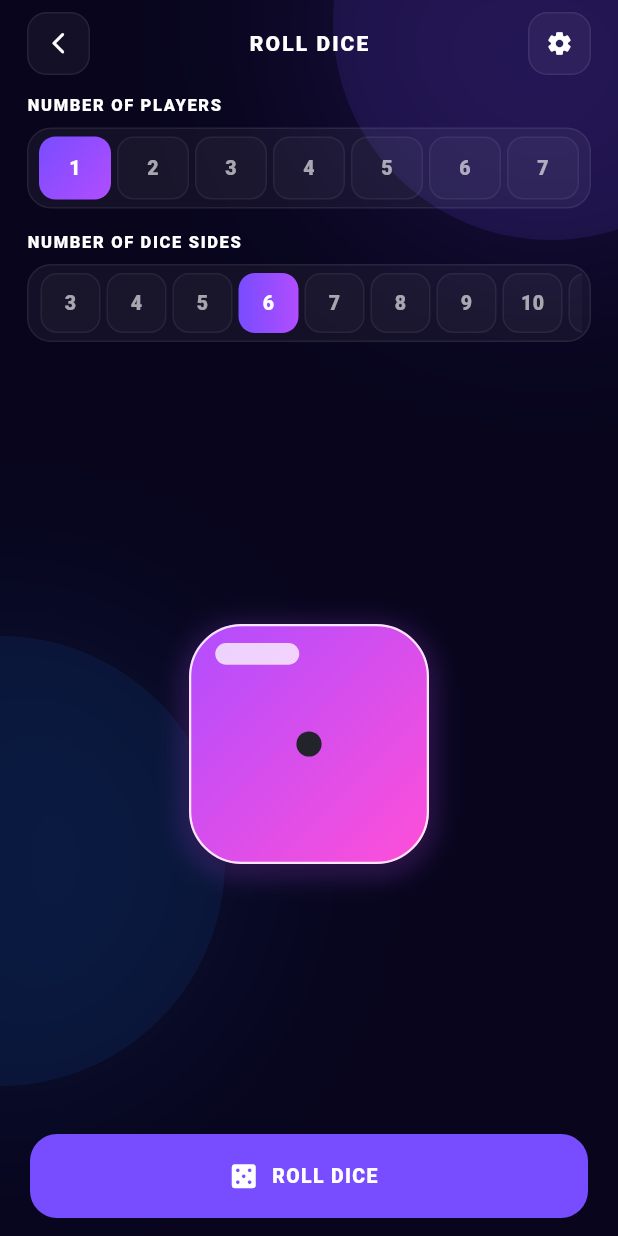
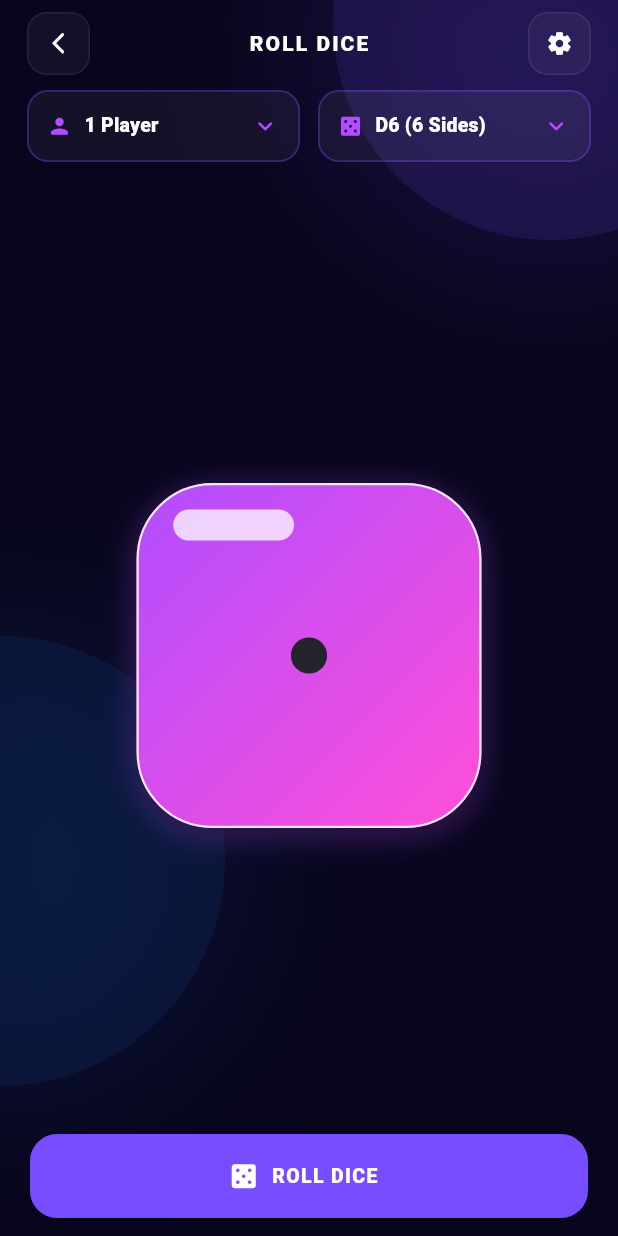
Before and after one commit to quratulainnadeem40/dice_app, a Flutter app: the RollDiceScreen screen opened by its route, on a phone screen of 412 x 824 dp. Run offline on Flutter 3.47's test engine with Material 3 defaults, Android fonts, the phone set to English and light mode, and no system bars; our stand-ins replace flutter_tts, get, get_storage, just_audio, vibration; accounts and stored records are empty.

Commit message:
feat: implement dice rolling screen UI with player and side selection controls

```diff
--- a/lib/feature/Roll_dice/view/roll_disc_screen.dart
+++ b/lib/feature/Roll_dice/view/roll_disc_screen.dart
@@ -60,69 +60,15 @@ class RollDiceScreen extends StatelessWidget {
                 children: [
                   _buildTopBar(controller),
 
-                  const SizedBox(height: 12),
+                  const SizedBox(height: 10),
 
                   // ==================================================
-                // NUMBER OF PLAYERS
+                  // PLAYERS & SIDES DROPDOWNS
                   // ==================================================
 
-                const Align(
-                  alignment: Alignment.centerLeft,
-                  child: Padding(
-                    padding:
-                        EdgeInsets.symmetric(
-                      horizontal: 18,
-                    ),
-                    child: Text(
-                      'NUMBER OF PLAYERS',
-                      style: TextStyle(
-                        color: Colors.white,
-                        fontSize: 11,
-                        fontWeight:
-                            FontWeight.w800,
-                        letterSpacing: 1.1,
-                      ),
-                    ),
-                  ),
-                ),
+                  _buildDropdownSelectors(controller),
 
-                const SizedBox(height: 7),
-
-                _buildPlayerSelector(controller),
-
-                const SizedBox(height: 14),
-
-                // ==================================================
-                // NUMBER OF DICE SIDES
-                // ==================================================
-
-                const Align(
-                  alignment: Alignment.centerLeft,
-                  child: Padding(
-                    padding:
-                        EdgeInsets.symmetric(
-                      horizontal: 18,
-                    ),
-                    child: Text(
-                      'NUMBER OF DICE SIDES',
-                      style: TextStyle(
-                        color: Colors.white,
-                        fontSize: 11,
-                        fontWeight:
-                            FontWeight.w800,
-                        letterSpacing: 1.1,
-                      ),
-                    ),
-                  ),
-                ),
-
-                const SizedBox(height: 7),
-
-                _buildDiceSidesSelector(
-                  controller,
-                ),
-
-                const SizedBox(height: 8),
+                  const SizedBox(height: 10),
 
                   // ==================================================
                   // DICE AREA
@@ -268,243 +214,174 @@ class RollDiceScreen extends StatelessWidget {
 
 
   // ==========================================================
-  // PLAYER SELECTOR
+  // PLAYERS & SIDES DROPDOWNS
   // ==========================================================
 
-  Widget _buildPlayerSelector(
-    RollDiceController controller,
-  ) {
-    return Obx(
+  Widget _buildDropdownSelectors(RollDiceController controller) {
+    return Padding(
+      padding: const EdgeInsets.symmetric(horizontal: 18),
+      child: Row(
+        children: [
+          // ======================================================
+          // PLAYERS DROPDOWN
+          // ======================================================
+
+          Expanded(
+            child: Obx(
               () => Container(
-        margin: const EdgeInsets.symmetric(
-          horizontal: 18,
+                height: 48,
+                padding: const EdgeInsets.symmetric(horizontal: 12),
+                decoration: BoxDecoration(
+                  color: Colors.white.withValues(alpha: 0.05),
+                  borderRadius: BorderRadius.circular(14),
+                  border: Border.all(
+                    color: AppColors.purple.withValues(alpha: 0.35),
+                    width: 1.2,
                   ),
-        padding: const EdgeInsets.all(5),
-        decoration: BoxDecoration(
-          color: Colors.white.withValues(
-            alpha: 0.045,
                 ),
-          borderRadius:
-              BorderRadius.circular(16),
-          border: Border.all(
-            color: Colors.white.withValues(
-              alpha: 0.075,
+                child: DropdownButtonHideUnderline(
+                  child: DropdownButton<int>(
+                    value: controller.playerCount.value,
+                    dropdownColor: const Color(0xFF181238),
+                    borderRadius: BorderRadius.circular(16),
+                    icon: const Icon(
+                      Icons.keyboard_arrow_down_rounded,
+                      color: AppColors.violet,
+                      size: 20,
+                    ),
+                    isExpanded: true,
+                    items: List.generate(7, (index) {
+                      final int count = index + 1;
+                      final bool isSelected =
+                          count == controller.playerCount.value;
+
+                      return DropdownMenuItem<int>(
+                        value: count,
+                        child: Row(
+                          children: [
+                            Icon(
+                              count == 1
+                                  ? Icons.person_rounded
+                                  : Icons.people_alt_rounded,
+                              color: isSelected
+                                  ? AppColors.violet
+                                  : Colors.white70,
+                              size: 17,
+                            ),
+                            const SizedBox(width: 8),
+                            Flexible(
+                              child: Text(
+                                '$count ${count == 1 ? 'Player' : 'Players'}',
+                                overflow: TextOverflow.ellipsis,
+                                style: TextStyle(
+                                  color: isSelected
+                                      ? Colors.white
+                                      : Colors.white70,
+                                  fontSize: 13,
+                                  fontWeight: isSelected
+                                      ? FontWeight.w800
+                                      : FontWeight.w600,
                                 ),
                               ),
                             ),
-        child: Row(
-          children: List.generate(
-            7,
-            (index) {
-              final int number = index + 1;
-
-              final bool selected =
-                  controller.playerCount.value ==
-                      number;
-
-              return Expanded(
-                child: GestureDetector(
-                  onTap: () {
-                    controller.setPlayerCount(
-                      number,
+                          ],
+                        ),
                       );
+                    }),
+                    onChanged: (value) {
+                      if (value != null) {
+                        controller.setPlayerCount(value);
+                      }
                     },
-                  child: AnimatedContainer(
-                    duration:
-                        const Duration(
-                      milliseconds: 180,
-                    ),
-                    height: 42,
-                    margin:
-                        const EdgeInsets.symmetric(
-                      horizontal: 2,
-                    ),
-                    decoration:
-                        BoxDecoration(
-                      borderRadius:
-                          BorderRadius.circular(
-                        11,
-                      ),
-                      gradient: selected
-                          ? const LinearGradient(
-                              begin:
-                                  Alignment.topLeft,
-                              end: Alignment
-                                  .bottomRight,
-                              colors: [
-                                AppColors.purple,
-                                AppColors.violet,
-                              ],
-                            )
-                          : null,
-                      color: selected
-                          ? null
-                          : Colors.white
-                              .withValues(
-                              alpha: 0.025,
-                            ),
-                      border: Border.all(
-                        color: selected
-                            ? Colors.transparent
-                            : Colors.white
-                                .withValues(
-                                alpha: 0.06,
-                              ),
-                      ),
-                    ),
-                    child: Center(
-                      child: Text(
-                        '$number',
-                        style: TextStyle(
-                          color: selected
-                              ? Colors.white
-                              : Colors.white
-                                  .withValues(
-                                  alpha: 0.62,
-                                ),
-                          fontSize: 13,
-                          fontWeight:
-                              FontWeight.w800,
                   ),
                 ),
               ),
             ),
           ),
+
+          const SizedBox(width: 12),
+
+          // ======================================================
+          // SIDES DROPDOWN
+          // ======================================================
+
+          Expanded(
+            child: Obx(
+              () => Container(
+                height: 48,
+                padding: const EdgeInsets.symmetric(horizontal: 12),
+                decoration: BoxDecoration(
+                  color: Colors.white.withValues(alpha: 0.05),
+                  borderRadius: BorderRadius.circular(14),
+                  border: Border.all(
+                    color: AppColors.purple.withValues(alpha: 0.35),
+                    width: 1.2,
+                  ),
+                ),
+                child: DropdownButtonHideUnderline(
+                  child: DropdownButton<int>(
+                    value: controller.diceSides.value,
+                    dropdownColor: const Color(0xFF181238),
+                    borderRadius: BorderRadius.circular(16),
+                    icon: const Icon(
+                      Icons.keyboard_arrow_down_rounded,
+                      color: AppColors.violet,
+                      size: 20,
+                    ),
+                    isExpanded: true,
+                    items: List.generate(18, (index) {
+                      final int sides = index + 3;
+                      final bool isSelected =
+                          sides == controller.diceSides.value;
+
+                      return DropdownMenuItem<int>(
+                        value: sides,
+                        child: Row(
+                          children: [
+                            Icon(
+                              Icons.casino_rounded,
+                              color: isSelected
+                                  ? AppColors.violet
+                                  : Colors.white70,
+                              size: 17,
+                            ),
+                            const SizedBox(width: 8),
+                            Flexible(
+                              child: Text(
+                                'D$sides ($sides Sides)',
+                                overflow: TextOverflow.ellipsis,
+                                style: TextStyle(
+                                  color: isSelected
+                                      ? Colors.white
+                                      : Colors.white70,
+                                  fontSize: 13,
+                                  fontWeight: isSelected
+                                      ? FontWeight.w800
+                                      : FontWeight.w600,
+                                ),
+                              ),
+                            ),
+                          ],
+                        ),
                       );
+                    }),
+                    onChanged: (value) {
+                      if (value != null) {
+                        controller.setDiceSides(value);
+                      }
                     },
                   ),
                 ),
+              ),
+            ),
+          ),
+        ],
       ),
     );
   }
 
   // ==========================================================
-  // DICE SIDES SELECTOR
-  // ==========================================================
-
-  Widget _buildDiceSidesSelector(
-    RollDiceController controller,
-  ) {
-    return Obx(
-      () {
-        final int selectedSides =
-            controller.diceSides.value;
-
-        return Container(
-          margin: const EdgeInsets.symmetric(
-            horizontal: 18,
-          ),
-          height: 52,
-          padding:
-              const EdgeInsets.symmetric(
-            horizontal: 5,
-          ),
-          decoration: BoxDecoration(
-            color: Colors.white.withValues(
-              alpha: 0.045,
-            ),
-            borderRadius:
-                BorderRadius.circular(16),
-            border: Border.all(
-              color: Colors.white.withValues(
-                alpha: 0.075,
-              ),
-            ),
-          ),
-          child: ListView.separated(
-            scrollDirection: Axis.horizontal,
-            physics:
-                const BouncingScrollPhysics(),
-            padding:
-                const EdgeInsets.symmetric(
-              horizontal: 3,
-            ),
-            itemCount: 18,
-            separatorBuilder:
-                (context, index) {
-              return const SizedBox(
-                width: 4,
-              );
-            },
-            itemBuilder:
-                (context, index) {
-              final int sides = index + 3;
-
-              final bool isSelected =
-                  selectedSides == sides;
-
-              return GestureDetector(
-                onTap: () {
-                  controller.setDiceSides(
-                    sides,
-                  );
-                },
-                child: AnimatedContainer(
-                  duration:
-                      const Duration(
-                    milliseconds: 180,
-                  ),
-                  width: 40,
-                  margin:
-                      const EdgeInsets.symmetric(
-                    vertical: 5,
-                  ),
-                  decoration:
-                      BoxDecoration(
-                    borderRadius:
-                        BorderRadius.circular(
-                      11,
-                    ),
-                    gradient: isSelected
-                        ? const LinearGradient(
-                            colors: [
-                              AppColors.purple,
-                              AppColors.violet,
-                            ],
-                          )
-                        : null,
-                    color: isSelected
-                        ? null
-                        : Colors.white
-                            .withValues(
-                            alpha: 0.025,
-                          ),
-                    border: Border.all(
-                      color: isSelected
-                          ? Colors.transparent
-                          : Colors.white
-                              .withValues(
-                              alpha: 0.06,
-                            ),
-                    ),
-                  ),
-                  child: Center(
-                    child: Text(
-                      '$sides',
-                      style: TextStyle(
-                        color: isSelected
-                            ? Colors.white
-                            : Colors.white
-                                .withValues(
-                                alpha: 0.62,
-                              ),
-                        fontSize: 13,
-                        fontWeight:
-                            FontWeight.w800,
-                      ),
-                    ),
-                  ),
-                ),
-              );
-            },
-          ),
-        );
-      },
-    );
-  }
-
-  // ==========================================================
-  // DICE AREA
+  // DICE AREA (INCREASED SIZE & BALANCED SPACING)
   // ==========================================================
 
   Widget _buildDiceArea(
@@ -519,9 +396,9 @@ class RollDiceScreen extends StatelessWidget {
                 controller.playerCount.value;
 
             if (count == 1) {
-              final double maxH = (constraints.maxHeight - 48).clamp(55.0, 160.0);
-              final double maxW = (constraints.maxWidth - 40).clamp(55.0, 160.0);
-              final double size = maxH < maxW ? maxH : maxW;
+              final double maxH = (constraints.maxHeight - 20).clamp(90.0, 230.0);
+              final double maxW = (constraints.maxWidth - 40).clamp(90.0, 230.0);
+              final double size = (maxH < maxW ? maxH : maxW).clamp(90.0, 230.0);
 
               return Center(
                 child: FittedBox(
@@ -538,10 +415,10 @@ class RollDiceScreen extends StatelessWidget {
 
             if (count == 2) {
               final double availableWidth =
-                  constraints.maxWidth - 56;
-              final double maxH = (constraints.maxHeight - 48).clamp(50.0, 120.0);
-              final double maxW = ((availableWidth - 30) / 2).clamp(50.0, 120.0);
-              final double size = maxH < maxW ? maxH : maxW;
+                  constraints.maxWidth - 44;
+              final double maxH = (constraints.maxHeight - 32).clamp(75.0, 165.0);
+              final double maxW = ((availableWidth - 24) / 2).clamp(75.0, 165.0);
+              final double size = (maxH < maxW ? maxH : maxW).clamp(75.0, 165.0);
 
               return Center(
                 child: FittedBox(
@@ -556,7 +433,7 @@ class RollDiceScreen extends StatelessWidget {
                         size: size,
                         controller: controller,
                       ),
-                      const SizedBox(width: 20),
+                      const SizedBox(width: 24),
                       _buildPlayerDice(
                         context,
                         1,
@@ -621,8 +498,8 @@ class RollDiceScreen extends StatelessWidget {
             const BouncingScrollPhysics(),
         padding:
             const EdgeInsets.symmetric(
-          vertical: 8,
-          horizontal: 8,
+          vertical: 6,
+          horizontal: 6,
         ),
         child: Column(
           mainAxisSize: MainAxisSize.min,
@@ -642,7 +519,7 @@ class RollDiceScreen extends StatelessWidget {
               return Padding(
                 padding:
                     const EdgeInsets.symmetric(
-                  vertical: 4,
+                  vertical: 6,
                 ),
                 child: Row(
                   mainAxisAlignment:
@@ -652,7 +529,7 @@ class RollDiceScreen extends StatelessWidget {
                       return Padding(
                         padding:
                             const EdgeInsets.symmetric(
-                          horizontal: 4,
+                          horizontal: 6,
                         ),
                         child:
                             _buildPlayerDice(
@@ -675,7 +552,7 @@ class RollDiceScreen extends StatelessWidget {
   }
 
   // ==========================================================
-  // RESPONSIVE DICE SIZE
+  // RESPONSIVE DICE SIZE (LARGER BOUNDS)
   // ==========================================================
 
   double _responsiveDiceSize({
@@ -685,7 +562,7 @@ class RollDiceScreen extends StatelessWidget {
     double? availableHeight,
     int totalRows = 1,
   }) {
-    const double horizontalPadding = 10.0;
+    const double horizontalPadding = 12.0;
     const double safetySpace = 12.0;
 
     final double availableWidth =
@@ -695,48 +572,48 @@ class RollDiceScreen extends StatelessWidget {
 
     final double calculatedSize =
         (availableWidth / rowCount) -
-        34 -
+        30 -
         10;
 
     double maxSize;
 
     switch (count) {
       case 3:
-        maxSize = 105;
+        maxSize = 135;
         break;
 
       case 4:
-        maxSize = 100;
+        maxSize = 130;
         break;
 
       case 5:
-        maxSize = 95;
+        maxSize = 120;
         break;
 
       case 6:
-        maxSize = 90;
+        maxSize = 115;
         break;
 
       case 7:
       default:
-        maxSize = 85;
+        maxSize = 105;
         break;
     }
 
     double size = calculatedSize.clamp(
-      45.0,
+      50.0,
       maxSize,
     );
 
     if (availableHeight != null && totalRows > 0) {
       final double maxRowHeight = (availableHeight - 16) / totalRows;
-      final double heightConstrainedSize = maxRowHeight - 48;
-      if (heightConstrainedSize > 40 && heightConstrainedSize < size) {
+      final double heightConstrainedSize = maxRowHeight - 42;
+      if (heightConstrainedSize > 45 && heightConstrainedSize < size) {
         size = heightConstrainedSize;
       }
     }
 
-    return size.clamp(45.0, maxSize);
+    return size.clamp(50.0, maxSize);
   }
 
   // ==========================================================
```
Lines whose indentation alone changed are shown as unchanged.
